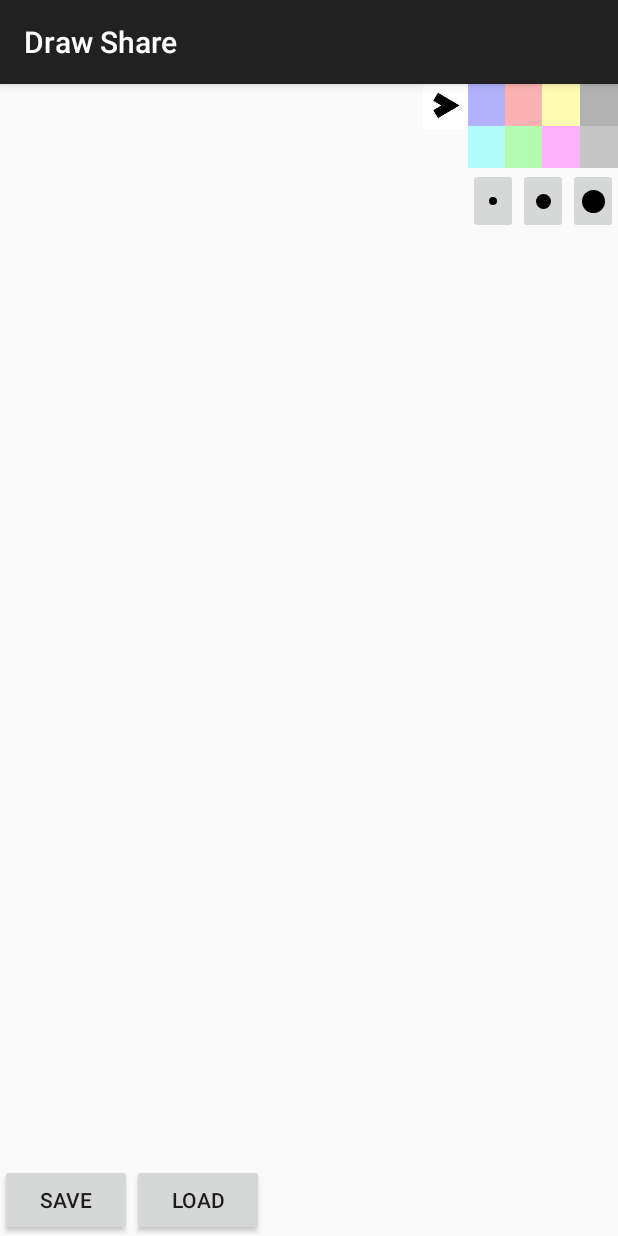
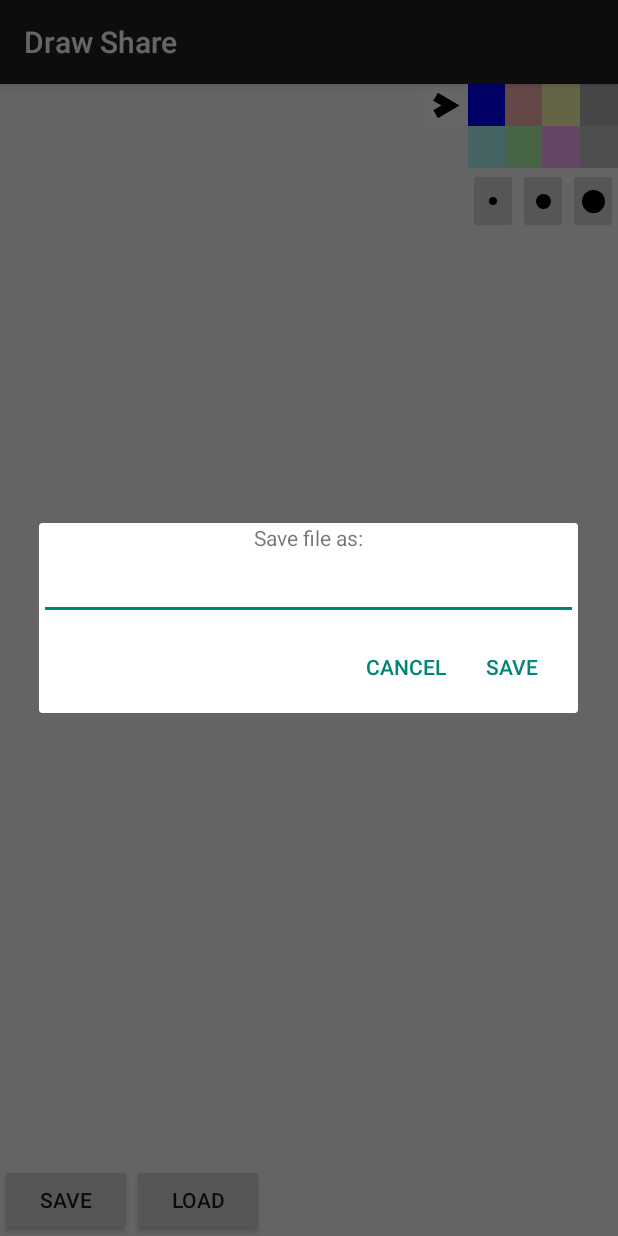
Before and after one commit to benjycap/DrawShare, an Android app: the screen it shows after launch (DrawActivity), after a tap on "SAVE", on a phone screen of 412 x 824 dp. Run offline under Robolectric (Android 15) with nearby library versions, the phone set to English and light mode, and no system bars; 1 other tap on this screen came first.

Commit message:
Name specific file save/loading

```diff
--- a/app/src/main/AndroidManifest.xml
+++ b/app/src/main/AndroidManifest.xml
@@ -9,13 +9,15 @@
         android:theme="@style/AppTheme" >
         <activity
             android:name=".DrawActivity"
-            android:label="@string/app_name" >
+            android:label="@string/app_name"
+            android:launchMode="singleTask" >
             <intent-filter>
                 <action android:name="android.intent.action.MAIN" />
-
                 <category android:name="android.intent.category.LAUNCHER" />
             </intent-filter>
         </activity>
+        <activity android:name=".LoadActivity"
+            android:label="LoadActivity"/>
     </application>
 
 </manifest>
--- a/app/src/main/java/com/benjycap/drawshare/DrawActivity.java
+++ b/app/src/main/java/com/benjycap/drawshare/DrawActivity.java
@@ -1,12 +1,12 @@
 package com.benjycap.drawshare;
 
 
+import android.content.Intent;
 import android.support.v4.app.Fragment;
 import android.support.v4.app.FragmentManager;
 import android.support.v4.app.FragmentTransaction;
 import android.support.v7.app.ActionBarActivity;
 import android.os.Bundle;
-import android.util.Log;
 import android.view.View;
 import android.widget.Button;
 import android.widget.FrameLayout;
@@ -18,6 +18,8 @@ public class DrawActivity extends ActionBarActivity {
 
     public static final String TAG = "DrawActivity";
 
+    public static final String ACTION_SEND_PAINTED_PATH_DATA = "com.benjycap.drawshare.ACTION_SEND_PAINTED_PATH_DATA";
+    public static final String EXTRA_PAINTED_PATH_DATA = "com.benjycap.drawshare.EXTRA_PAINTED_PATH_DATA";
     private static final String EXTRA_CURRENT_COLOR = "currentColor";
 
     // Fragments
@@ -52,7 +54,7 @@ public class DrawActivity extends ActionBarActivity {
             mPalette.setCurrentPaintColor(savedColor);
         }
 
-        // Create / Assign fragments
+        // Assign fragments
         FragmentManager fm = getSupportFragmentManager();
         mDrawFragment = (DrawFragment)fm.findFragmentById(R.id.fragment_draw);
         mPaletteFragment = (PaletteFragment)fm.findFragmentById(R.id.fragment_palette);
@@ -74,7 +76,7 @@ public class DrawActivity extends ActionBarActivity {
         }
         ft.commit();
 
-
+        // Assign buttons
         mPaletteToggleButton = (ImageButton)findViewById(R.id.palette_toggle_button);
         mRemoteDrawToggleButton = (ImageButton)findViewById(R.id.remote_draw_toggle_button);
 
@@ -87,6 +89,14 @@ public class DrawActivity extends ActionBarActivity {
         setupHidableButton(mRemoteDrawToggleButton, mRemoteDrawFragment);
 
         super.onWindowFocusChanged(hasFocus);
+    }
+
+    @Override
+    protected void onNewIntent(Intent intent) {
+        if (intent.getAction() == ACTION_SEND_PAINTED_PATH_DATA) {
+            PaintedPathList loadedPathCollection =  PaintedPathList.deserialize((PaintedPathList.SerializableInstance)intent.getSerializableExtra(EXTRA_PAINTED_PATH_DATA));
+            mDrawFragment.setDrawViewPaintedPathList(loadedPathCollection);
+        }
     }
 
     @Override
@@ -168,17 +178,18 @@ public class DrawActivity extends ActionBarActivity {
         saveButton.setOnClickListener(new View.OnClickListener() {
             @Override
             public void onClick(View view) {
-                PaintedPathList.SerializableInstance saveInstance = mDrawFragment.getDrawViewSerializable();
-                SaveLoadHelper.Save(DrawActivity.this, saveInstance, "test");
+                SaveFileDialogFragment saveFragment = new SaveFileDialogFragment();
+                saveFragment.show(getSupportFragmentManager(), SaveFileDialogFragment.FragmentManagerTag);
             }
         });
 
         loadButton.setOnClickListener(new View.OnClickListener() {
             @Override
             public void onClick(View view) {
-                PaintedPathList.SerializableInstance loadInstance = SaveLoadHelper.Load(DrawActivity.this, "test");
-                mDrawFragment.setDrawViewPaintedPathList(PaintedPathList.deserialize(loadInstance));
+                Intent i = new Intent(getApplicationContext(), LoadActivity.class);
+                startActivity(i);
             }
         });
     }
+
 }
--- a/app/src/main/java/com/benjycap/drawshare/DrawView.java
+++ b/app/src/main/java/com/benjycap/drawshare/DrawView.java
@@ -4,14 +4,10 @@ import android.content.Context;
 import android.content.Intent;
 import android.graphics.Canvas;
 import android.graphics.Path;
-import android.os.Bundle;
-import android.os.Parcelable;
 import android.support.v4.content.LocalBroadcastManager;
 import android.util.AttributeSet;
-import android.util.Log;
 import android.view.GestureDetector;
 import android.view.MotionEvent;
-import android.view.View;
 
 /**
  * Created by Ben on 28/10/2014.
@@ -106,8 +102,8 @@ public class DrawView extends PaintedView {
     protected void onDraw(Canvas canvas) {
         super.onDraw(canvas);
 
-        Intent i = new Intent(RemoteDrawReceiver.ACTION_SEND_PAINTED_PATH_DATA);
-        i.putExtra(RemoteDrawReceiver.EXTRA_PAINTED_PATH_DATA, mPaintedPaths.getSerializableInstance());
+        Intent i = new Intent(DrawActivity.ACTION_SEND_PAINTED_PATH_DATA);
+        i.putExtra(DrawActivity.EXTRA_PAINTED_PATH_DATA, mPaintedPaths.getSerializableInstance());
 
         LocalBroadcastManager.getInstance(getContext()).sendBroadcast(i);
     }
--- a/app/src/main/java/com/benjycap/drawshare/Palette.java
+++ b/app/src/main/java/com/benjycap/drawshare/Palette.java
@@ -35,12 +35,6 @@ public class Palette {
         mPaint.setColor(color);
     }
 
-    public void setCurrentPaintColorRandom() {
-        int[] colors = {Color.BLUE, Color.RED, Color.YELLOW, Color.BLACK, Color.CYAN, Color.GREEN, Color.MAGENTA, Color.DKGRAY};
-        int color = new Random().nextInt(colors.length);
-        mPaint.setColor(colors[color]);
-    }
-
     public void setCurrentStrokeWidth(float width) {
         mPaint.setStrokeWidth(width);
     }
--- a/app/src/main/java/com/benjycap/drawshare/PaletteFragment.java
+++ b/app/src/main/java/com/benjycap/drawshare/PaletteFragment.java
@@ -62,7 +62,7 @@ public class PaletteFragment extends Fragment {
                                 imageButton.getBackground().setAlpha(SELECTED_ALPHA);
                                 // Return previously selected color to original alpha state
                                 ImageButton prevButton = (ImageButton)v.findViewById(R.id.currently_selected_color);
-                                if (prevButton != null) {
+                                if (prevButton != null && prevButton != imageButton) {
                                     prevButton.getBackground().setAlpha(UNSELECTED_ALPHA);
                                     prevButton.setId(View.NO_ID);
                                 }
--- a/app/src/main/java/com/benjycap/drawshare/RemoteDrawFragment.java
+++ b/app/src/main/java/com/benjycap/drawshare/RemoteDrawFragment.java
@@ -28,7 +28,7 @@ public class RemoteDrawFragment extends Fragment {
         View v = inflater.inflate(R.layout.fragment_remote_draw, container, false);
         PaintedView remoteDrawView = (PaintedView)v.findViewById(R.id.userRemoteDrawView);
 
-        IntentFilter intentFilter = new IntentFilter(RemoteDrawReceiver.ACTION_SEND_PAINTED_PATH_DATA);
+        IntentFilter intentFilter = new IntentFilter(DrawActivity.ACTION_SEND_PAINTED_PATH_DATA);
         mReceiver = new RemoteDrawReceiver(remoteDrawView);
         LocalBroadcastManager.getInstance(getActivity()).registerReceiver(mReceiver, intentFilter);
 
--- a/app/src/main/java/com/benjycap/drawshare/RemoteDrawReceiver.java
+++ b/app/src/main/java/com/benjycap/drawshare/RemoteDrawReceiver.java
@@ -12,9 +12,6 @@ public class RemoteDrawReceiver extends BroadcastReceiver {
 
     private static final String TAG = "RemoteDrawReceiver";
 
-    public static final String ACTION_SEND_PAINTED_PATH_DATA = "com.benjycap.drawshare.ACTION_SEND_PAINTED_PATH_DATA";
-    public static final String EXTRA_PAINTED_PATH_DATA = "com.benjycap.drawshare.EXTRA_PAINTED_PATH_DATA";
-
     PaintedView mPaintedView;
 
    public RemoteDrawReceiver(PaintedView paintedView) {
@@ -23,9 +20,9 @@ public class RemoteDrawReceiver extends BroadcastReceiver {
 
     @Override
     public void onReceive(Context context, Intent intent) {
-        if (intent.hasExtra(EXTRA_PAINTED_PATH_DATA)) {
+        if (intent.hasExtra(DrawActivity.EXTRA_PAINTED_PATH_DATA)) {
             PaintedPathList paintedPaths = PaintedPathList.deserializeForDimension(
-                    (PaintedPathList.SerializableInstance) intent.getSerializableExtra(EXTRA_PAINTED_PATH_DATA),
+                    (PaintedPathList.SerializableInstance) intent.getSerializableExtra(DrawActivity.EXTRA_PAINTED_PATH_DATA),
                     mPaintedView.getWidth(), mPaintedView.getHeight());
             mPaintedView.setPaintedPaths(paintedPaths);
         }
--- /dev/null
+++ b/app/src/main/java/com/benjycap/drawshare/SaveFileDialogFragment.java
@@ -0,0 +1,49 @@
+package com.benjycap.drawshare;
+
+import android.app.AlertDialog;
+import android.app.Dialog;
+import android.content.DialogInterface;
+import android.os.Bundle;
+import android.support.annotation.NonNull;
+import android.support.v4.app.DialogFragment;
+import android.view.LayoutInflater;
+import android.widget.EditText;
+
+/**
+ * Created by Ben on 15/11/2014.
+ */
+public class SaveFileDialogFragment extends DialogFragment {
+
+    public static final String FragmentManagerTag = "SaveFileDialogFragment";
+
+    @NonNull
+    @Override
+    public Dialog onCreateDialog(Bundle savedInstanceState) {
+        AlertDialog.Builder builder = new AlertDialog.Builder(getActivity());
+        LayoutInflater inflater = getActivity().getLayoutInflater();
+
+        builder.setView(inflater.inflate(R.layout.dialog_fragment_save_file, null))
+                .setPositiveButton(R.string.save_serializable_button, new DialogInterface.OnClickListener() {
+                    @Override
+                    public void onClick(DialogInterface dialogInterface, int i) {
+                        // Get activity's draw fragment
+                        DrawFragment drawFragment = (DrawFragment)getActivity().getSupportFragmentManager().findFragmentById(R.id.fragment_draw);
+                        // Get draw fragment's painted path that is going to be saved
+                        PaintedPathList.SerializableInstance saveInstance = drawFragment.getDrawViewSerializable();
+                        // Get file name from EditText
+                        EditText editText = (EditText)getDialog().findViewById(R.id.save_dialog_edit_text);
+                        String fileName = editText.getText().toString();
+                        // Save File
+                        SaveLoadHelper.Save(getActivity(), saveInstance, fileName);
+                    }
+                })
+                .setNegativeButton(R.string.cancel_button, new DialogInterface.OnClickListener() {
+                    @Override
+                    public void onClick(DialogInterface dialogInterface, int i) {
+                        getDialog().cancel();
+                    }
+                });
+
+        return builder.create();
+    }
+}
--- a/app/src/main/java/com/benjycap/drawshare/SaveLoadHelper.java
+++ b/app/src/main/java/com/benjycap/drawshare/SaveLoadHelper.java
@@ -1,6 +1,8 @@
 package com.benjycap.drawshare;
 
 import android.content.Context;
+import android.content.SharedPreferences;
+import android.preference.PreferenceManager;
 import android.util.Log;
 
 import java.io.FileInputStream;
@@ -14,6 +16,8 @@ import java.io.ObjectOutputStream;
  * Created by Ben on 14/11/2014.
  */
 public class SaveLoadHelper {
+
+    // TODO file extension
 
     private static final String TAG = "SaveLoadHelper";
 
@@ -33,6 +37,8 @@ public class SaveLoadHelper {
 
     public static PaintedPathList.SerializableInstance Load(Context context, String fileName) {
         try {
+            Log.i(TAG, "Number of Files: "+context.getFilesDir().list().length);
+
             FileInputStream fis = context.openFileInput(fileName);
             ObjectInputStream inputStream = new ObjectInputStream(fis);
             PaintedPathList.SerializableInstance loadedInstance = (PaintedPathList.SerializableInstance)inputStream.readObject();
--- a/app/src/main/res/layout/activity_draw.xml
+++ b/app/src/main/res/layout/activity_draw.xml
@@ -2,7 +2,6 @@
     xmlns:tools="http://schemas.android.com/tools"
     android:layout_width="match_parent"
     android:layout_height="match_parent"
-    android:orientation="vertical"
     tools:context=".DrawActivity" >
 
     <FrameLayout
@@ -34,13 +33,13 @@
             android:id="@+id/save_button"
             android:layout_width="wrap_content"
             android:layout_height="wrap_content"
-            android:text="@string/save_serializable"/>
+            android:text="@string/save_serializable_button"/>
 
         <Button
             android:id="@+id/load_button"
             android:layout_width="wrap_content"
             android:layout_height="wrap_content"
-            android:text="@string/load_serializable"/>
+            android:text="@string/load_serializable_button"/>
 
     </LinearLayout>
 
--- /dev/null
+++ b/app/src/main/res/layout/dialog_fragment_save_file.xml
@@ -0,0 +1,19 @@
+<?xml version="1.0" encoding="utf-8"?>
+
+<LinearLayout xmlns:android="http://schemas.android.com/apk/res/android"
+              android:orientation="vertical"
+              android:layout_width="match_parent"
+              android:layout_height="match_parent">
+
+    <TextView
+        android:layout_width="wrap_content"
+        android:layout_height="wrap_content"
+        android:text="@string/save_file_name_prompt"
+        android:layout_gravity="center" />
+
+    <EditText
+        android:id="@+id/save_dialog_edit_text"
+        android:layout_width="match_parent"
+        android:layout_height="wrap_content" />
+
+</LinearLayout>
--- a/app/src/main/res/values/ids.xml
+++ b/app/src/main/res/values/ids.xml
@@ -1,4 +1,5 @@
 <?xml version="1.0" encoding="utf-8"?>
 <resources>
     <item name="currently_selected_color" type="id" />
+    <item name="save_file_dialog_fragment" type="id" />
 </resources>
--- a/app/src/main/res/values/strings.xml
+++ b/app/src/main/res/values/strings.xml
@@ -3,7 +3,10 @@
 
     <string name="app_name">Draw Share</string>
     <string name="action_settings">Settings</string>
-    <string name="save_serializable">Save</string>
-    <string name="load_serializable">Load</string>
+    <string name="save_serializable_button">Save</string>
+    <string name="load_serializable_button">Load</string>
+    <string name="cancel_button">Cancel</string>
+    <string name="empty_load_adapter">No Files Available!</string>
+    <string name="save_file_name_prompt">Save file as:</string>
 
 </resources>
```
Also changed, not shown: app/src/main/java/com/benjycap/drawshare/LoadActivity.java (added, +37 -0 lines), app/src/main/java/com/benjycap/drawshare/LoadListFragment.java (added, +75 -0 lines), app/src/main/java/com/benjycap/drawshare/PaintedPathList.java (+9 -0 lines), app/src/main/res/layout/activity_load.xml (added, +10 -0 lines), app/src/main/res/layout/load_adapter_list_view.xml (added, +22 -0 lines), app/src/main/res/layout/load_adapter_view_empty.xml (added, +14 -0 lines).
